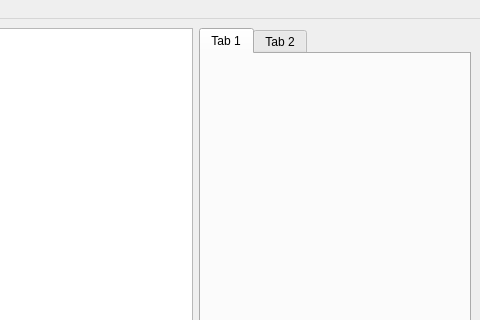
Before: the Qt Designer form mainwindow.ui in groloch/chess_gui, drawn with Qt 5; both pictures show x 320 to 800 and y 0 to 320 of the 800 by 600 pixel window.
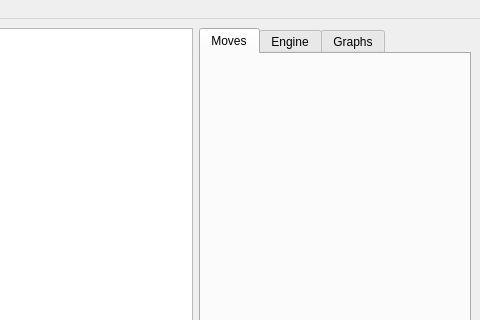
After: the same form once the commit is applied.

Commit message: named the tabs in ui

```diff
--- a/mainwindow.ui
+++ b/mainwindow.ui
@@ -25,14 +25,34 @@
       </item>
       <item>
        <widget class="QTabWidget" name="tabWidget">
+        <property name="currentIndex">
+         <number>0</number>
+        </property>
+        <property name="documentMode">
+         <bool>false</bool>
+        </property>
+        <property name="tabsClosable">
+         <bool>false</bool>
+        </property>
+        <property name="movable">
+         <bool>false</bool>
+        </property>
+        <property name="tabBarAutoHide">
+         <bool>false</bool>
+        </property>
         <widget class="QWidget" name="tab">
          <attribute name="title">
-          <string>Tab 1</string>
+          <string>Moves</string>
          </attribute>
         </widget>
         <widget class="QWidget" name="tab_2">
          <attribute name="title">
-          <string>Tab 2</string>
+          <string>Engine</string>
+         </attribute>
+        </widget>
+        <widget class="QWidget" name="tab_3">
+         <attribute name="title">
+          <string>Graphs</string>
          </attribute>
         </widget>
        </widget>
```
